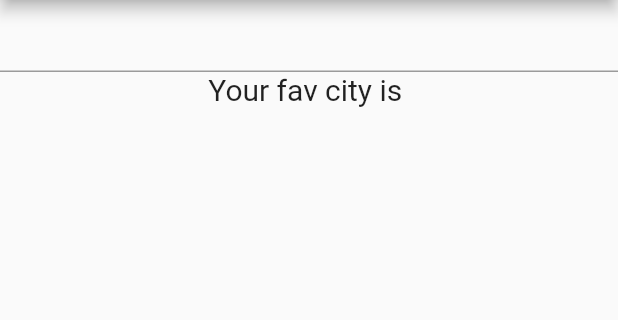
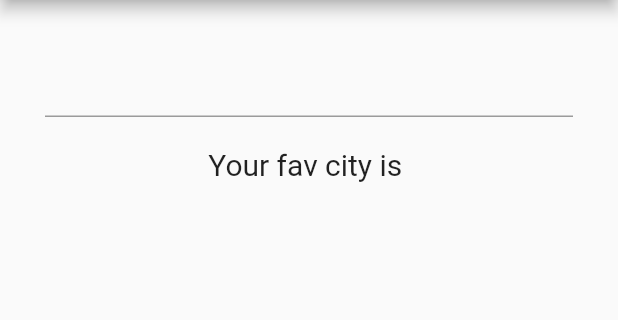
Before and after one commit to hridoymahmud71/flutter_stateful, a Flutter app: the screen it shows after launch, on a phone screen of 412 x 824 dp, the part 84-404 px from its top. Run offline on Flutter 3.47's test engine with Material 2 defaults, Android fonts, the phone set to English and light mode, and no system bars.

Commit message:
Wed, Nov 13, 2019  7:23:31 PM

```diff
--- a/lib/main.dart
+++ b/lib/main.dart
@@ -2,44 +2,46 @@ import 'package:flutter/material.dart';
 
 void main() => runApp(MaterialApp(
       title: "Stateful",
-  home:FavouriteCity(),
+      home: FavouriteCity(),
     ));
 
-class FavouriteCity  extends StatefulWidget {
-
+class FavouriteCity extends StatefulWidget {
   @override
   State createState() {
     return _FavouriteCityState();
   }
 }
 
-class _FavouriteCityState extends State<FavouriteCity>{
-
-  var nameCity  = "";
+class _FavouriteCityState extends State<FavouriteCity> {
+  var nameCity = "";
 
   @override
   Widget build(BuildContext context) {
+    debugPrint("widget is created");
     // TODO: implement build
     return Scaffold(
         appBar: AppBar(
           title: Text("Stateful example"),
         ),
-      body:Container(
-        child: Column(
-          children:<Widget>[
+        body: Container(
+          margin: EdgeInsets.all(30.0),
+          child: Column(children: <Widget>[
             TextField(
-              onSubmitted: (String input){
+              onSubmitted: (String input) {
+                setState(() {
                   nameCity = input;
+                  debugPrint("State set");
+                });
               },
             ),
-            Text(
+            Padding(
+              padding: EdgeInsets.all(20.0),
+              child: Text(
                 "Your fav city is $nameCity",
                 style: TextStyle(fontSize: 20.0),
-            )
-          ]
               ),
             )
-    );
+          ]),
+        ));
   }
-
 }
```
Also changed, not shown: 2 other files. Lines whose indentation alone changed are shown as unchanged.
